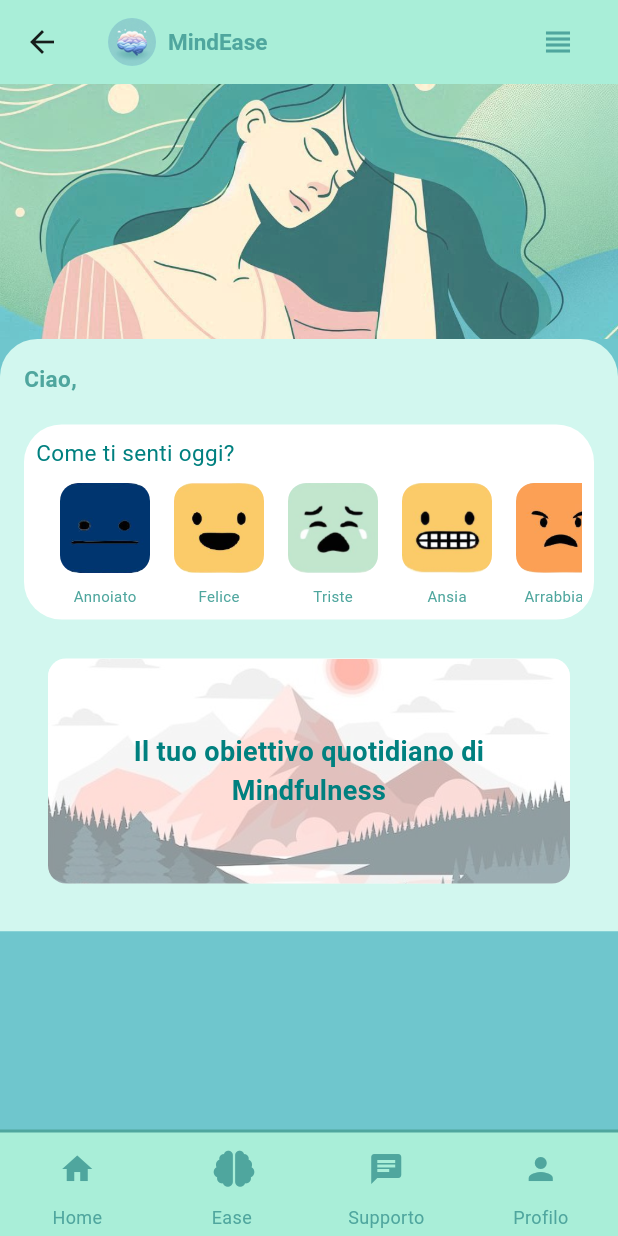
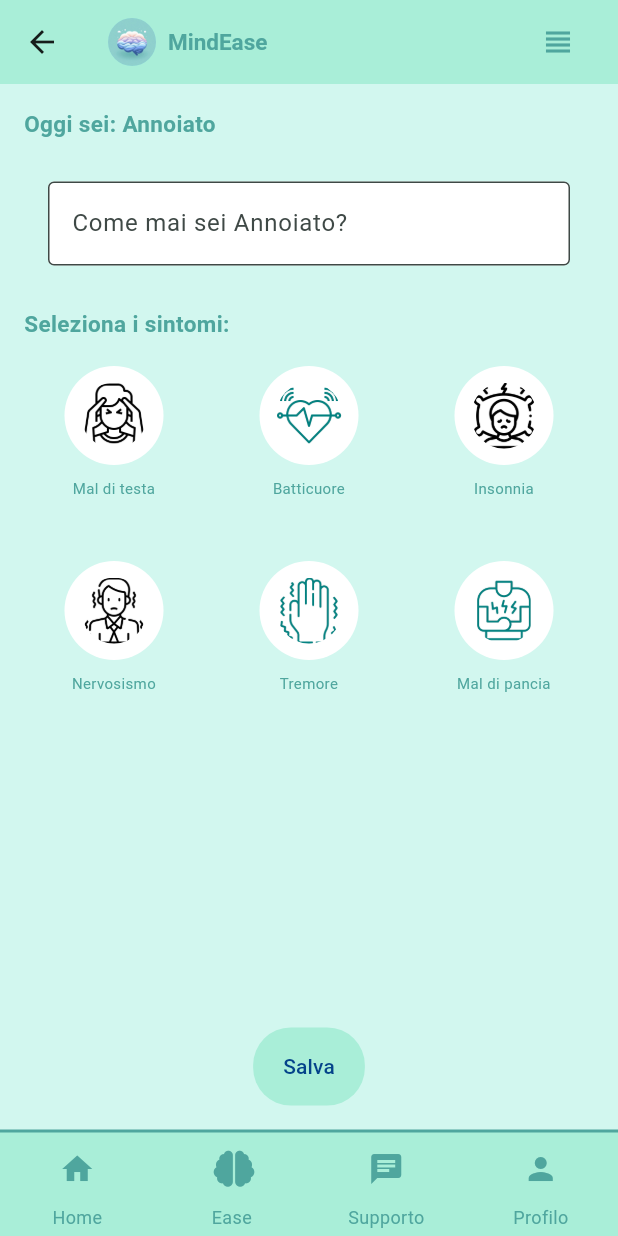
Before and after one commit to LLonghi02/Tesi-Project, a Flutter app: the RegistrazionePage screen opened directly, after a tap on "Registrami", after a tap on "Annoiato", on a phone screen of 412 x 824 dp. Run offline on Flutter 3.47's test engine with Material 3 defaults, Android fonts, the phone set to English and light mode, and no system bars; our stand-ins replace flutter_riverpod, font_awesome_flutter, image_picker, shared_preferences, table_calendar, video_player; missing offline and left inert: mongo_dart, window_manager; accounts and stored records are empty; Roboto replaces fonts that are missing (MyFont).

Commit message:
sondaggio emozioni

```diff
--- a/flutter_app/flutter_mindease/lib/widget/SignIn/button_1.dart
+++ b/flutter_app/flutter_mindease/lib/widget/SignIn/button_1.dart
@@ -20,6 +20,7 @@ class CustomTextButton extends ConsumerWidget {
     final detColor = ref.watch(signProvider); // Recupera il colore del testo dal provider
 
     return Container(
+      alignment: Alignment.center,
       width: 200, // Imposta la larghezza del pulsante
       child: TextButton(
         onPressed: onPressed,
--- a/flutter_app/flutter_mindease/lib/widget/emotion_button.dart
+++ b/flutter_app/flutter_mindease/lib/widget/emotion_button.dart
@@ -1,22 +1,29 @@
 import 'package:flutter/material.dart';
 import 'package:flutter_mindease/widget/font.dart';
+import 'package:flutter_mindease/widget/record_emotion.dart';
 
 class EmotionButton extends StatelessWidget {
   final String imageUrl;
   final String text;
 
   const EmotionButton({
-    super.key,
+    Key? key,
     required this.imageUrl,
     required this.text,
-  });
+  }) : super(key: key);
 
   @override
   Widget build(BuildContext context) {
+    void onTap() {
+      Navigator.of(context).push(
+        MaterialPageRoute(
+          builder: (context) => RecordEmotionPage(emotion: text),
+        ),
+      );
+    }
+
     return InkWell(
-      onTap: () {
-        // Actions to be executed when the image is pressed
-      },
+      onTap: onTap,
       borderRadius: BorderRadius.circular(12.0),
       child: Column(
         children: [
--- /dev/null
+++ b/flutter_app/flutter_mindease/lib/widget/record_emotion.dart
@@ -0,0 +1,133 @@
+import 'package:flutter/material.dart';
+import 'package:flutter_mindease/widget/SignIn/button_1.dart';
+import 'package:flutter_mindease/widget/bottom_bar.dart';
+import 'package:flutter_mindease/widget/font.dart';
+import 'package:flutter_mindease/widget/sintomo_button.dart';
+import 'package:flutter_mindease/widget/text_field_noIcon.dart';
+import 'package:flutter_mindease/widget/theme.dart';
+import 'package:flutter_mindease/widget/top_bar.dart';
+import 'package:flutter_riverpod/flutter_riverpod.dart'; // Aggiunto per l'uso di Riverpod
+
+class RecordEmotionPage extends StatefulWidget {
+  final String emotion;
+
+  const RecordEmotionPage({Key? key, required this.emotion}) : super(key: key);
+
+  @override
+  _RecordEmotionPageState createState() => _RecordEmotionPageState();
+}
+
+class _RecordEmotionPageState extends State<RecordEmotionPage> {
+  String symptoms = ''; // Variabile per memorizzare i sintomi inseriti
+  Set<String> selectedSymptoms = {}; // Set per memorizzare i sintomi selezionati
+
+  void saveRecord() {
+    // Implementa la logica per salvare l'emozione registrata e i sintomi
+    print('Emotion: ${widget.emotion}, Symptoms: $symptoms');
+    Navigator.of(context).pop(); // Chiudi la pagina dopo aver salvato
+  }
+
+  void toggleSymptom(String symptom) {
+    setState(() {
+      if (selectedSymptoms.contains(symptom)) {
+        selectedSymptoms.remove(symptom);
+      } else {
+        selectedSymptoms.add(symptom);
+      }
+      symptoms = selectedSymptoms.join(', ');
+    });
+  }
+
+  @override
+  Widget build(BuildContext context) {
+
+    return Scaffold(
+      backgroundColor: const Color(0xffd2f7ef),
+      appBar: const TopBar(),
+      body: Padding(
+        padding: const EdgeInsets.all(16.0),
+        child: Column(
+          crossAxisAlignment: CrossAxisAlignment.start,
+          children: [
+            Text(
+              'Oggi sei: ${widget.emotion}',
+              style: AppFonts.appTitle,
+            ),
+            const SizedBox(height: 20),
+             MyTextField2(labelText: 'Come mai sei ${widget.emotion}?'),
+            const SizedBox(height: 20),
+            const Text(
+              'Seleziona i sintomi:',
+              style: AppFonts.appTitle,
+            ),
+            const SizedBox(height: 10),
+            Expanded(
+              child: GridView.count(
+                crossAxisCount: 3,
+                crossAxisSpacing: 10,
+                mainAxisSpacing: 10,
+                children: [
+                  SymptomImageButton(
+                    imagePath: 'assets/images/sintomi/headache.png',
+                    label: 'Mal di testa',
+                    isSelected: selectedSymptoms.contains('Mal di testa'),
+                    onClick: () {
+                      toggleSymptom('Mal di testa');
+                    },
+                  ),
+                  SymptomImageButton(
+                    imagePath: 'assets/images/sintomi/heart.png',
+                    label: 'Batticuore',
+                    isSelected: selectedSymptoms.contains('Batticuore'),
+                    onClick: () {
+                      toggleSymptom('Batticuore');
+                    },
+                  ),
+                  SymptomImageButton(
+                    imagePath: 'assets/images/sintomi/insomnia.png',
+                    label: 'Insonnia',
+                    isSelected: selectedSymptoms.contains('Insonnia'),
+                    onClick: () {
+                      toggleSymptom('Insonnia');
+                    },
+                  ),
+                  SymptomImageButton(
+                    imagePath: 'assets/images/sintomi/nervous.png',
+                    label: 'Nervosismo',
+                    isSelected: selectedSymptoms.contains('Nervosismo'),
+                    onClick: () {
+                      toggleSymptom('Nervosismo');
+                    },
+                  ),
+                  SymptomImageButton(
+                    imagePath: 'assets/images/sintomi/parkinson.png',
+                    label: 'Tremore',
+                    isSelected: selectedSymptoms.contains('Tremore'),
+                    onClick: () {
+                      toggleSymptom('Tremore');
+                    },
+                  ),
+                  SymptomImageButton(
+                    imagePath: 'assets/images/sintomi/stomackache.png',
+                    label: 'Mal di pancia',
+                    isSelected: selectedSymptoms.contains('Mal di pancia'),
+                    onClick: () {
+                      toggleSymptom('Mal di pancia');
+                    },
+                  ),
+                ],
+              ),
+            ),
+            Center(  // Centra il CustomTextButton
+              child: CustomTextButton(
+                onPressed: saveRecord,
+                buttonText:  'Salva',
+              ),
+            ),
+          ],
+        ),
+      ),
+      bottomNavigationBar: const BottomBar(),
+    );
+  }
+}
--- /dev/null
+++ b/flutter_app/flutter_mindease/lib/widget/sintomo_button.dart
@@ -0,0 +1,58 @@
+import 'package:flutter/material.dart';
+import 'package:flutter_mindease/widget/font.dart';
+
+class SymptomImageButton extends StatelessWidget {
+  final String imagePath;
+  final String label;
+  final bool isSelected;
+  final VoidCallback onClick;
+
+  const SymptomImageButton({
+    required this.imagePath,
+    required this.label,
+    required this.isSelected,
+    required this.onClick,
+  });
+
+  @override
+  Widget build(BuildContext context) {
+    return GestureDetector(
+      onTap: onClick,
+      child: Column(
+        children: [
+          Padding(
+            padding: const EdgeInsets.all(8.0),
+            child: Container(
+              width: 66,
+              height: 66,
+              decoration: BoxDecoration(
+                shape: BoxShape.circle,
+                color: Colors.white,
+                border: Border.all(
+                  color: isSelected ? Colors.teal : Colors.transparent,
+                  width: 3,
+                ),
+              ),
+              child: Padding(
+                padding: const EdgeInsets.all(8.0),
+                child: ClipOval(
+                  child: Image.asset(
+                    imagePath,
+                    width: 50,
+                    height: 50,
+                    fit: BoxFit.cover,
+                  ),
+                ),
+              ),
+            ),
+          ),
+          Text(
+            label,
+            textAlign: TextAlign.center,
+            style: AppFonts.emo,
+          ),
+        ],
+      ),
+    );
+  }
+}
--- /dev/null
+++ b/flutter_app/flutter_mindease/lib/widget/text_field_noIcon.dart
@@ -0,0 +1,24 @@
+import 'package:flutter/material.dart';
+
+class MyTextField2 extends StatelessWidget {
+  final String labelText;
+
+  const MyTextField2({
+    required this.labelText,
+  });
+
+  @override
+  Widget build(BuildContext context) {
+    return Padding(
+      padding: const EdgeInsets.symmetric(vertical: 8.0, horizontal: 16.0),
+      child: TextField(
+        decoration: InputDecoration(
+          labelText: labelText,
+          filled: true,
+          fillColor: Colors.white,
+          border: OutlineInputBorder(),
+        ),
+      ),
+    );
+  }
+}
--- a/flutter_app/flutter_mindease/pubspec.yaml
+++ b/flutter_app/flutter_mindease/pubspec.yaml
@@ -61,6 +61,12 @@ flutter:
     - assets/images/emotion/stanco.png
     - assets/images/emotion/stressed.png
     - assets/images/emotion/triste.png
+    - assets/images/sintomi/headache.png
+    - assets/images/sintomi/heart.png
+    - assets/images/sintomi/insomnia.png
+    - assets/images/sintomi/nervous.png
+    - assets/images/sintomi/parkinson.png
+    - assets/images/sintomi/stomackache.png
   fonts:
     - family: MyFont
       fonts:
```
Also changed, not shown: flutter_app/flutter_mindease/assets/images/sintomi/headache.png (added), flutter_app/flutter_mindease/assets/images/sintomi/heart.png (added), flutter_app/flutter_mindease/assets/images/sintomi/insomnia.png (added), flutter_app/flutter_mindease/assets/images/sintomi/nervous.png (added), flutter_app/flutter_mindease/assets/images/sintomi/parkinson.png (added), flutter_app/flutter_mindease/assets/images/sintomi/stomackache.png (added).
